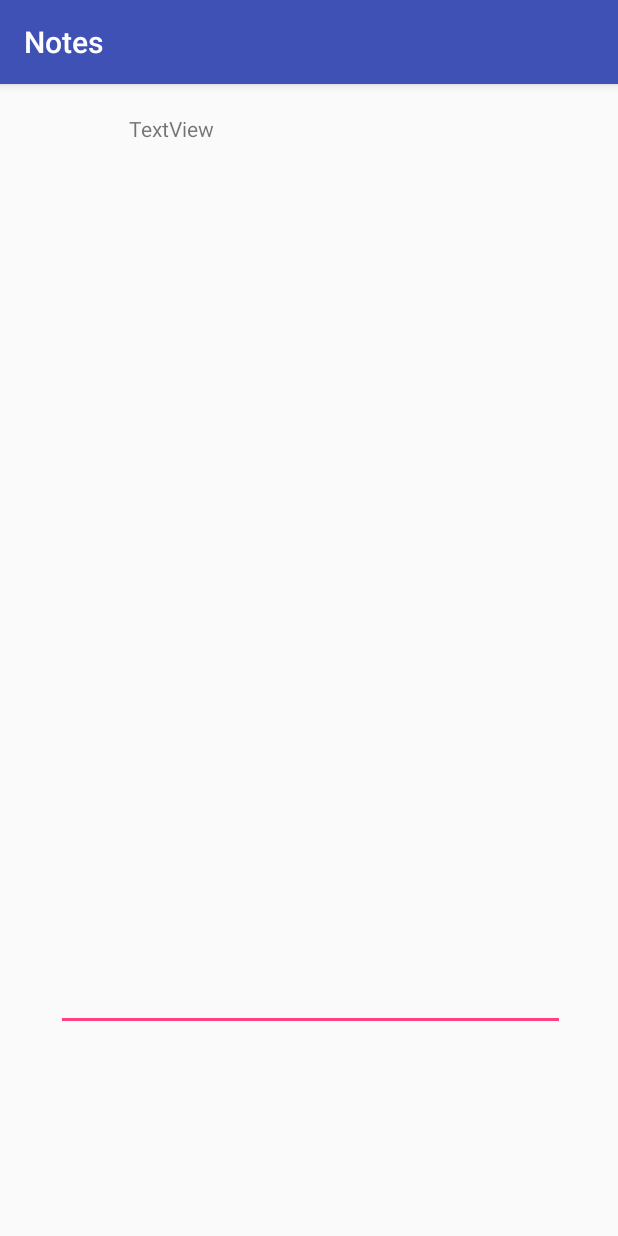
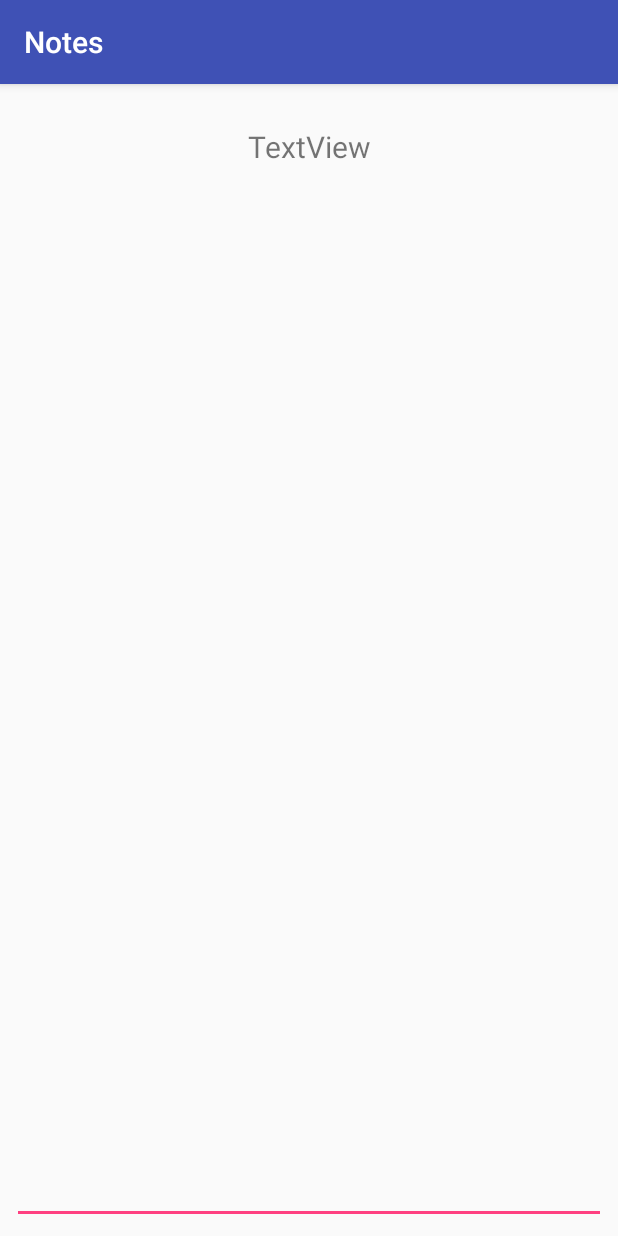
Before and after one commit to harrisonchun/Notes, an Android app: the NoteActivity screen opened directly, with no data from a screen before it, on a phone screen of 412 x 824 dp. Run offline under Robolectric (Android 15) with nearby library versions, the phone set to English and light mode, and no system bars; 2 statements that could not run were skipped.

Commit message:
messed with asthetics and changed strings in note class to stringbuffers

```diff
--- a/app/src/main/java/com/example/chun/notes/MainActivity.java
+++ b/app/src/main/java/com/example/chun/notes/MainActivity.java
@@ -4,7 +4,6 @@ import android.content.Intent;
 import android.os.Bundle;
 import android.support.design.widget.FloatingActionButton;
 import android.support.v7.app.AppCompatActivity;
-import android.util.Log;
 import android.view.View;
 import android.widget.AdapterView;
 import android.widget.ArrayAdapter;
@@ -42,8 +41,8 @@ public class MainActivity extends AppCompatActivity {
                 Intent i = new Intent(MainActivity.this,NoteActivity.class);//create intent
                 i.putExtra(EXTRA_NOTE,notes.get(pos));//puts note into extra
 
-                Log.d(TAG, "onItemClick: notes position = "+pos);//logs
-                Log.d(TAG, notes.get(pos).getContent()+notes.get(pos).getName());//logs
+//                Log.d(TAG, "onItemClick: notes position = "+pos);//logs
+//                Log.d(TAG, notes.get(pos).getContent()+notes.get(pos).getName());//logs
 
                 startActivity(i);//start activity i
 
--- a/app/src/main/java/com/example/chun/notes/NoteActivity.java
+++ b/app/src/main/java/com/example/chun/notes/NoteActivity.java
@@ -3,7 +3,6 @@ package com.example.chun.notes;
 import android.content.Intent;
 import android.os.Bundle;
 import android.support.v7.app.AppCompatActivity;
-import android.util.Log;
 import android.widget.EditText;
 import android.widget.TextView;
 
@@ -24,9 +23,6 @@ public class NoteActivity extends AppCompatActivity {
         Intent i = getIntent();//gets intent
         note=i.getParcelableExtra(MainActivity.EXTRA_NOTE);//gets note from intent
 
-        Log.d(TAG, "onCreate: note Content received");//logs
-        Log.d(TAG, note.getName()+note.getContent());//logs
-
         nameText.setText(note.getName());
         contentText.setText(note.getContent());
 
--- a/app/src/main/res/layout/activity_note.xml
+++ b/app/src/main/res/layout/activity_note.xml
@@ -8,20 +8,21 @@
 
     <EditText
         android:id="@+id/edittext_notetext"
-        android:layout_width="339dp"
-        android:layout_height="399dp"
+        android:layout_width="match_parent"
+        android:layout_height="match_parent"
+        android:layout_marginTop="100dp"
         android:layout_marginBottom="8dp"
         android:layout_marginEnd="8dp"
         android:layout_marginStart="8dp"
-        android:layout_marginTop="8dp"
         android:ems="10"
+        android:gravity="top"
         android:inputType="textMultiLine"
         app:layout_constraintBottom_toBottomOf="parent"
         app:layout_constraintEnd_toEndOf="parent"
-        app:layout_constraintHorizontal_bias="0.517"
+        app:layout_constraintHorizontal_bias="0.5"
         app:layout_constraintStart_toStartOf="parent"
-        app:layout_constraintTop_toTopOf="parent"
-        app:layout_constraintVertical_bias="0.635" />
+        app:layout_constraintTop_toBottomOf="@+id/textview_notename"
+        app:layout_constraintVertical_bias="0.656" />
 
     <TextView
         android:id="@+id/textview_notename"
@@ -30,7 +31,9 @@
         android:layout_marginBottom="8dp"
         android:layout_marginEnd="8dp"
         android:layout_marginStart="8dp"
+        android:textSize="20dp"
         android:layout_marginTop="8dp"
+        android:gravity="center"
         android:text="TextView"
         app:layout_constraintBottom_toBottomOf="parent"
         app:layout_constraintEnd_toEndOf="parent"
```
Also changed, not shown: app/src/main/java/com/example/chun/notes/Note.java (+25 -62 lines).
